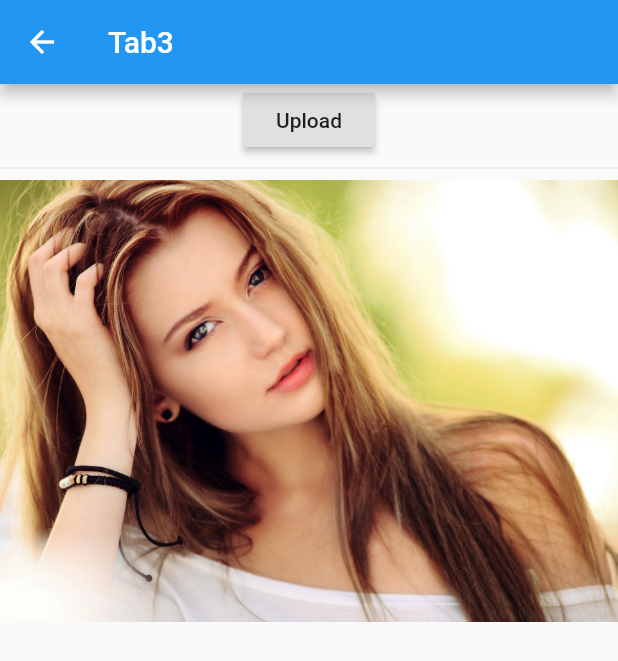
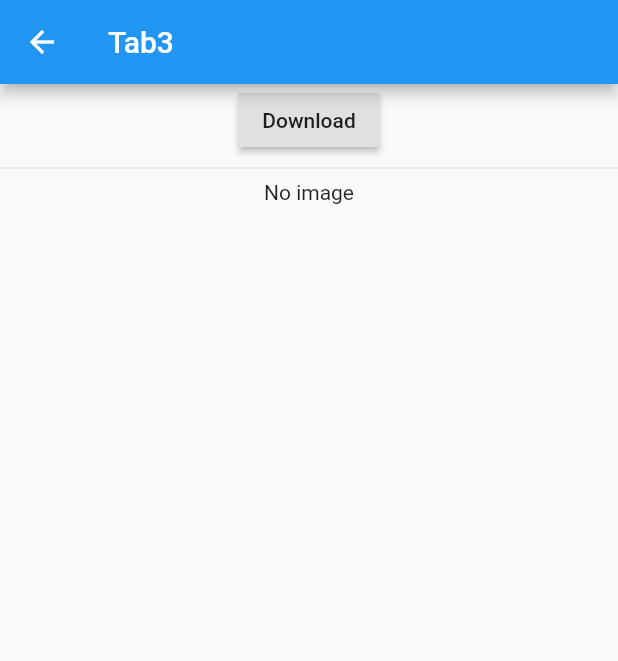
Before and after one commit to fluttervn/isolate_woker, a Flutter app: the Tab3 screen opened directly, on a phone screen of 412 x 824 dp. Shown: the top 661 px of the screen. Run offline on Flutter 3.47's test engine with Material 2 defaults, Android fonts, the phone set to English and light mode, and no system bars; our stand-ins replace dio, firebase_storage, percent_indicator, stack_trace; accounts and stored records are empty; project files that could hold a hidden picture were left out.

Commit message:
prepare UI for cancel download task

```diff
--- a/lib/isolate_tasks/upload_task.dart
+++ b/lib/isolate_tasks/cancel_download_task.dart
@@ -4,12 +4,12 @@ import 'package:firebase_storage/firebase_storage.dart';
 import 'package:flutter/foundation.dart';
 import '../worker/worker.dart';
 
-
-class UploadTask implements FileTask<Future<bool>> {
+class CancelDownloadTask implements FileTask<Future<bool>> {
   final File file;
   final String fileName;
 
-  UploadTask({@required this.file, @required this.fileName, this.taskId});
+  CancelDownloadTask(
+      {@required this.file, @required this.fileName, this.taskId});
 
   @override
   Future<bool> execute() {
@@ -20,24 +20,19 @@ class UploadTask implements FileTask<Future<bool>> {
   Future<bool> _doExecute() async {
     var completer = Completer<bool>();
 
-
-
     try {
-      final storageRef =
-      FirebaseStorage.instance.ref().child(fileName);
+      final storageRef = FirebaseStorage.instance.ref().child(fileName);
 
       final uploadTask = storageRef.putFile(
-          file,
+        file,
       );
-      uploadTask.events.listen((event){
+      uploadTask.events.listen((event) {
         taskProgressCallback(
             event.snapshot.bytesTransferred, event.snapshot.totalByteCount);
       });
 
-      final downloadUrl =
-      (await uploadTask.onComplete);
+      final downloadUrl = (await uploadTask.onComplete);
       var url = (await downloadUrl.ref.getDownloadURL()) as String;
-
 
       print('UploadTask is DONE result=$url');
       completer.complete(true);
--- a/lib/screens/tab2.dart
+++ b/lib/screens/tab2.dart
@@ -23,7 +23,7 @@ class _Tab2State extends State<Tab2> {
   Widget build(BuildContext context) {
     return Scaffold(
         appBar: AppBar(
-          title: Text('Tab1'),
+          title: Text('Tab2'),
         ),
         body: Column(
           children: <Widget>[
--- a/lib/screens/tab3.dart
+++ b/lib/screens/tab3.dart
@@ -1,6 +1,12 @@
+import 'dart:io';
+
+import 'package:dio/dio.dart';
 import 'package:flutter/material.dart';
+import 'package:isolate_worker/utils.dart';
+import 'package:isolate_worker/worker/worker.dart';
 import 'package:percent_indicator/circular_percent_indicator.dart';
 
+import 'package:isolate_worker/isolate_tasks/download_task.dart';
 
 class Tab3 extends StatefulWidget {
   @override
@@ -10,11 +16,10 @@ class Tab3 extends StatefulWidget {
 class _Tab3State extends State<Tab3> {
   bool loading = false;
   double percent = 0;
-  final fileName = 'beautiful-girl.jpg';
+  String imagePath;
 
   @override
   Widget build(BuildContext context) {
-    print('rebuild');
     return Scaffold(
         appBar: AppBar(
           title: Text('Tab3'),
@@ -22,52 +27,63 @@ class _Tab3State extends State<Tab3> {
         body: Column(
           children: <Widget>[
             RaisedButton(
-              child: Text('Upload'),
-              onPressed: uploadImage,
+              child: Text('Download'),
+              onPressed: downloadImage,
             ),
             Divider(),
             loading
-                ? CircularPercentIndicator(
-              radius: 150.0,
-              lineWidth: 10.0,
-              percent: percent,
-              center: Text('Uploading...'),
-              backgroundColor: Colors.grey,
-              progressColor: Colors.blue,
-            ):
-                SizedBox(),
-            Image.asset('assets/$fileName')
+                ? Column(
+                    children: <Widget>[
+                      CircularPercentIndicator(
+                        radius: 150.0,
+                        lineWidth: 10.0,
+                        percent: percent,
+                        center: Text('${(percent * 100).toInt()}%'),
+                        backgroundColor: Colors.grey,
+                        progressColor: Colors.blue,
+                      ),
+                      RaisedButton(
+                        child: Text('Cancel'),
+                        onPressed: cancel,
+                      )
+                    ],
+                  )
+                : imagePath != null
+                    ? Image.file(File(imagePath))
+                    : Text('No image')
           ],
         ));
   }
 
-  void uploadImage() async {
+  void downloadImage() async {
+    setState(() {
+      imagePath = null;
+      loading = true;
+      percent = 0;
+    });
 
-    print('comming soon...');
-    //    setState(() {
-//      loading = true;
-//      percent = 0;
-//    });
-//
-//    Function(TransferProgress progress) progressCallback = (progress) {
-//      print(
-//      'DownloadTask callback count=${progress.count}, total=${progress.total}'
-//      );
-//      setState(() {
-//        percent = progress.count / progress.total;
-//      });
-//    };
-//
-//    File file = await Utils.getImageFileFromAssets(fileName);
-//
-//
-//    print('file: ${file.readAsBytesSync()}');
-//    UploadTask uploadTask = UploadTask(
-//        taskId: fileName, fileName: fileName, file: file);
-//    final Worker worker = Worker(poolSize: 1);
-//    await worker.handle(uploadTask, callback: progressCallback);
-//    setState(() {
-//      loading = false;
-//    });
+    Function(TransferProgress progress) progressCallback = (progress) {
+      setState(() {
+        percent = progress.count / progress.total;
+      });
+    };
+
+    var saveFolder = await Utils.getDownloadDirectory('Demo/Download');
+    final fullPath = '${saveFolder.path}/download.jpg';
+    print('fullpath: $fullPath');
+    final urlPath = 'https://sample-videos.com/img/Sample-jpg-image-5mb.jpg';
+    final dio = Dio();
+    var downloadTask = DownloadTask(
+        taskId: fullPath, dio: dio, url: urlPath, savePath: fullPath);
+    final worker = Worker(poolSize: 1);
+    await worker.handle(downloadTask, callback: progressCallback);
+    setState(() {
+      loading = false;
+      imagePath = fullPath;
+    });
+  }
+
+  void cancel() {
+    print('cancel download');
   }
 }
--- a/lib/tab_container.dart
+++ b/lib/tab_container.dart
@@ -58,7 +58,7 @@ class _TabContainerState extends State<TabContainer> {
     var listItems = [
       BottomAppBarItem(iconData: Icons.network_wifi, text: 'Normal API'),
       BottomAppBarItem(iconData: Icons.file_download, text: 'Download'),
-      BottomAppBarItem(iconData: Icons.file_upload, text: 'Upload'),
+      BottomAppBarItem(iconData: Icons.cancel, text: 'Cancel'),
     ];
 
     var items = List.generate(listItems.length, (int index) {
```
